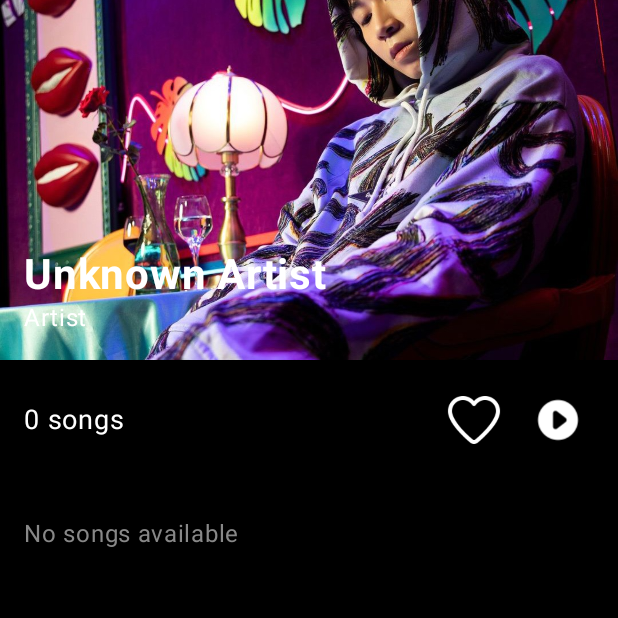
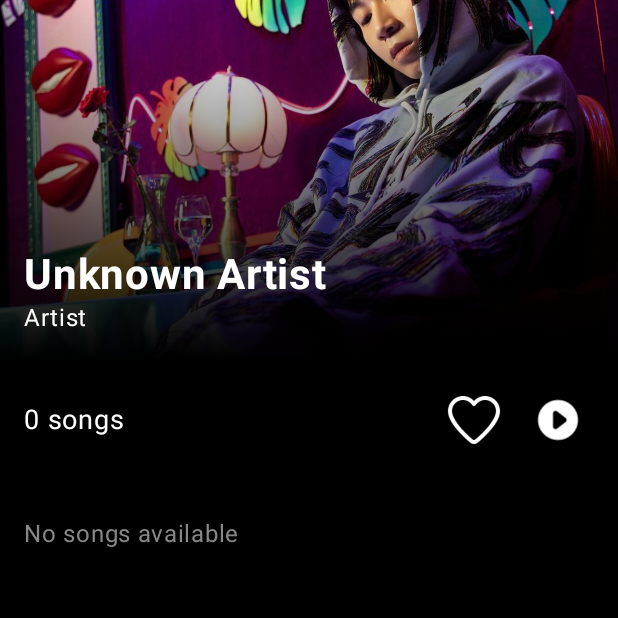
Before and after one commit to nalgnaohel/HKI2425_MobDev20_Nhom7, an Android app built with Jetpack Compose: the composable ArtistScreen called with empty values, on a phone screen of 412 x 824 dp, the top half of it. Run offline under Robolectric (Android 15) with nearby library versions, the phone set to English and light mode, and no system bars; Roboto replaces fonts that are not available here.

Commit message:
update ArtistScreen

```diff
--- a/app/src/main/java/com/example/harmonyhub/ui/library/ArtistScreen.kt
+++ b/app/src/main/java/com/example/harmonyhub/ui/library/ArtistScreen.kt
@@ -26,6 +26,7 @@ import androidx.compose.material3.*
 import androidx.compose.runtime.Composable
 
 import androidx.compose.ui.draw.clip
+import androidx.compose.ui.graphics.Brush
 
 import androidx.compose.ui.text.font.FontWeight
 import androidx.compose.ui.tooling.preview.Preview
@@ -54,6 +55,20 @@ fun ArtistScreen(
                     .fillMaxWidth()
                     .height(240.dp)
             )
+
+            // Gradient Overlay
+            Box(
+                modifier = Modifier
+                    .fillMaxWidth()
+                    .height(240.dp)
+                    .background(
+                        Brush.verticalGradient(
+                            colors = listOf(Color.Transparent, Color.Black),
+                            startY = 0f
+                        )
+                    )
+            )
+
             Column(
                 modifier = Modifier
                     .fillMaxWidth()
@@ -89,7 +104,7 @@ fun ArtistScreen(
                 fontSize = 18.sp
             )
             Row {
-                IconButton(onClick = { /* Share Action */ }) {
+                IconButton(onClick = { /* Favourite Action */ }) {
                     Icon(
                         painter = painterResource(id = R.drawable.icons8_heart_90),
                         contentDescription = "Share",
@@ -107,7 +122,6 @@ fun ArtistScreen(
                 }
             }
         }
-
 
         Spacer(modifier = Modifier.height(24.dp))
 
@@ -182,6 +196,6 @@ fun PopularReleaseItem(song: Song, onClick: () -> Unit) {
 @Composable
 fun ArtistScreenPreview() {
     ArtistScreen(
-        artist = "The Chainsmokers, Charlee",
+        artist = "The Chainsmokers",
     )
 }
```
